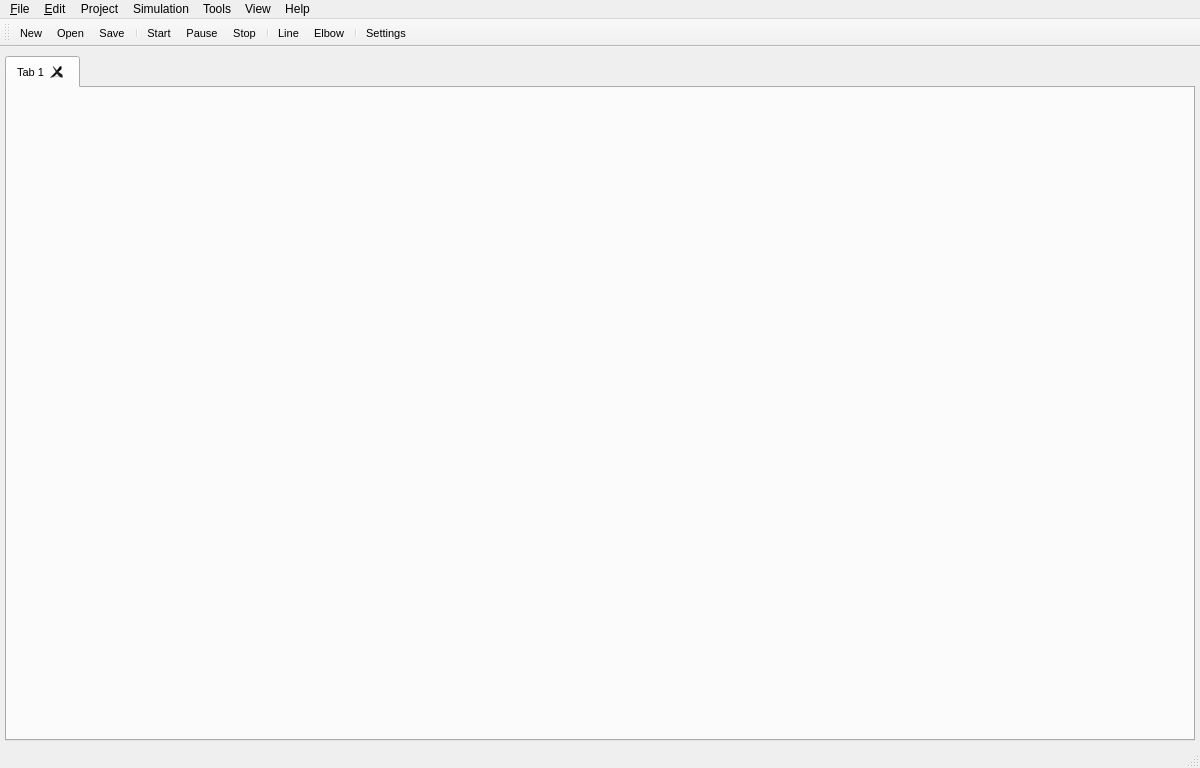
First picture: the form in source/syslab_gui_files/SystemLabApplication.ui, repository marc-verreault/systemlab-design, before the edit.
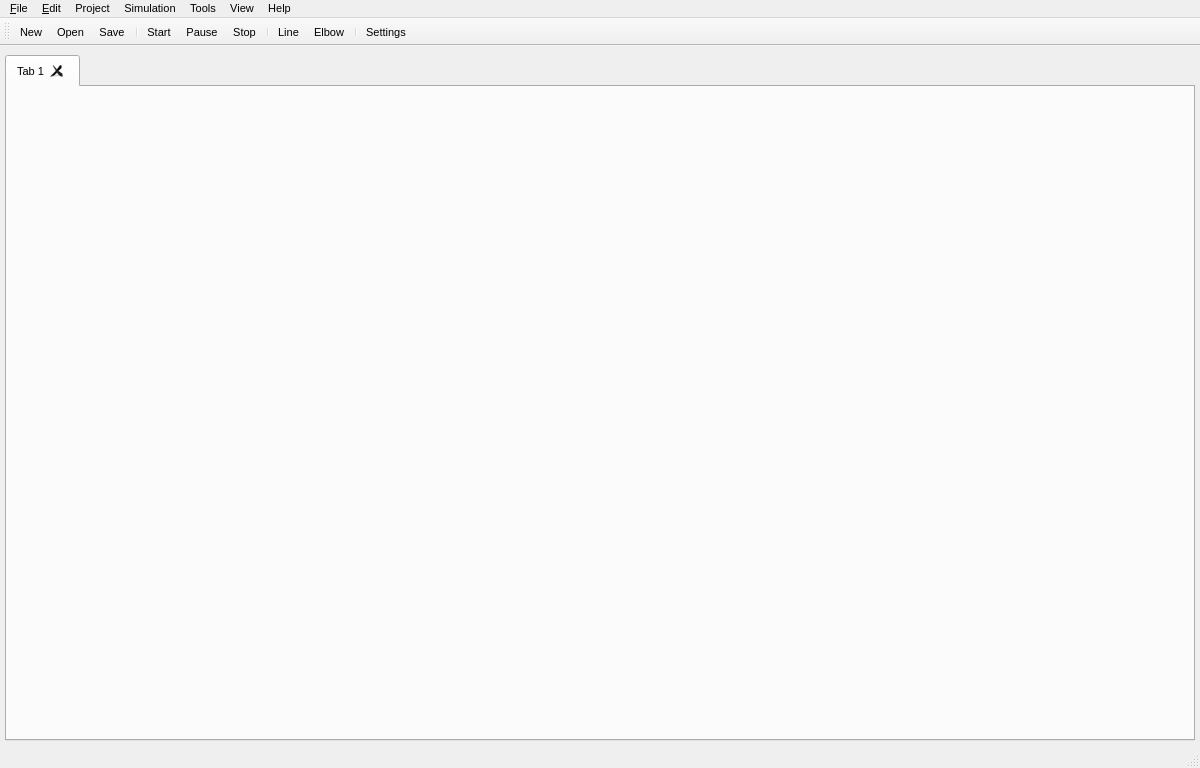
Second picture: the form after the edit. Icons and pictures are not drawn.

Commit message: SystemLab-Design 20.01.r3 release update

```diff
--- a/source/syslab_gui_files/SystemLabApplication.ui
+++ b/source/syslab_gui_files/SystemLabApplication.ui
@@ -18,8 +18,8 @@
   </property>
   <property name="font">
    <font>
-    <family>Segoe UI</family>
-    <pointsize>9</pointsize>
+    <family>MS Shell Dlg 2</family>
+    <pointsize>8</pointsize>
     <weight>50</weight>
     <italic>false</italic>
     <bold>false</bold>
@@ -46,8 +46,11 @@
   <widget class="QWidget" name="centralwidget">
    <property name="font">
     <font>
-     <family>Segoe UI</family>
+     <family>MS Shell Dlg 2</family>
      <pointsize>8</pointsize>
+     <weight>50</weight>
+     <italic>false</italic>
+     <bold>false</bold>
     </font>
    </property>
    <layout class="QGridLayout" name="gridLayout">
@@ -70,7 +73,11 @@
       </property>
       <property name="font">
        <font>
-        <family>Segoe UI</family>
+        <family>MS Shell Dlg 2</family>
+        <pointsize>8</pointsize>
+        <weight>50</weight>
+        <italic>false</italic>
+        <bold>false</bold>
        </font>
       </property>
       <property name="toolTipDuration">
@@ -142,6 +149,12 @@
     </rect>
    </property>
    <widget class="QMenu" name="menu_File">
+    <property name="font">
+     <font>
+      <family>MS Shell Dlg 2</family>
+      <pointsize>8</pointsize>
+     </font>
+    </property>
     <property name="title">
      <string>&amp;File</string>
     </property>
@@ -199,7 +212,7 @@
     <addaction name="menu_port_viewers_config"/>
     <addaction name="menu_graph_utilities_config"/>
    </widget>
-   <widget class="QMenu" name="menuDesign">
+   <widget class="QMenu" name="menu_Project">
     <property name="title">
      <string>Project</string>
     </property>
@@ -216,7 +229,12 @@
     <addaction name="action_SceneBackgroundColor"/>
     <addaction name="action_SaveImageScene"/>
    </widget>
-   <widget class="QMenu" name="menuSimulation">
+   <widget class="QMenu" name="menu_Simulation">
+    <property name="font">
+     <font>
+      <family>Segoe UI</family>
+     </font>
+    </property>
     <property name="title">
      <string>Simulation</string>
     </property>
@@ -224,14 +242,14 @@
     <addaction name="actionPause"/>
     <addaction name="actionEnd"/>
    </widget>
-   <widget class="QMenu" name="menuHelp">
+   <widget class="QMenu" name="menu_Help">
     <property name="title">
      <string>Help</string>
     </property>
     <addaction name="actionHelp"/>
     <addaction name="actionAbout"/>
    </widget>
-   <widget class="QMenu" name="menuTools">
+   <widget class="QMenu" name="menu_Tools">
     <property name="title">
      <string>Tools</string>
     </property>
@@ -239,7 +257,7 @@
     <addaction name="separator"/>
     <addaction name="action_PrintSceneObjects"/>
    </widget>
-   <widget class="QMenu" name="menuView">
+   <widget class="QMenu" name="menu_View">
     <property name="title">
      <string>View</string>
     </property>
@@ -250,11 +268,11 @@
    </widget>
    <addaction name="menu_File"/>
    <addaction name="menu_Edit"/>
-   <addaction name="menuDesign"/>
-   <addaction name="menuSimulation"/>
-   <addaction name="menuTools"/>
-   <addaction name="menuView"/>
-   <addaction name="menuHelp"/>
+   <addaction name="menu_Project"/>
+   <addaction name="menu_Simulation"/>
+   <addaction name="menu_Tools"/>
+   <addaction name="menu_View"/>
+   <addaction name="menu_Help"/>
   </widget>
   <widget class="QStatusBar" name="statusbar"/>
   <widget class="QToolBar" name="toolBar">
@@ -350,6 +368,7 @@
    </property>
    <property name="font">
     <font>
+     <family>Segoe UI</family>
      <pointsize>8</pointsize>
     </font>
    </property>
@@ -366,6 +385,7 @@
    </property>
    <property name="font">
     <font>
+     <family>Segoe UI</family>
      <pointsize>8</pointsize>
     </font>
    </property>
@@ -388,6 +408,7 @@
    </property>
    <property name="font">
     <font>
+     <family>Segoe UI</family>
      <pointsize>8</pointsize>
     </font>
    </property>
@@ -457,6 +478,7 @@
    </property>
    <property name="font">
     <font>
+     <family>Segoe UI</family>
      <pointsize>8</pointsize>
     </font>
    </property>
@@ -482,6 +504,7 @@
    </property>
    <property name="font">
     <font>
+     <family>Segoe UI</family>
      <pointsize>8</pointsize>
     </font>
    </property>
@@ -495,6 +518,7 @@
    </property>
    <property name="font">
     <font>
+     <family>Segoe UI</family>
      <pointsize>8</pointsize>
     </font>
    </property>
@@ -508,6 +532,7 @@
    </property>
    <property name="font">
     <font>
+     <family>Segoe UI</family>
      <pointsize>8</pointsize>
     </font>
    </property>
@@ -521,6 +546,7 @@
    </property>
    <property name="font">
     <font>
+     <family>Segoe UI</family>
      <pointsize>8</pointsize>
     </font>
    </property>
@@ -540,6 +566,7 @@
    </property>
    <property name="font">
     <font>
+     <family>Segoe UI</family>
      <pointsize>8</pointsize>
     </font>
    </property>
```
Left out of the diff: 69 changed lines with no effect on the pictures. The commit also changes 8 other files.
